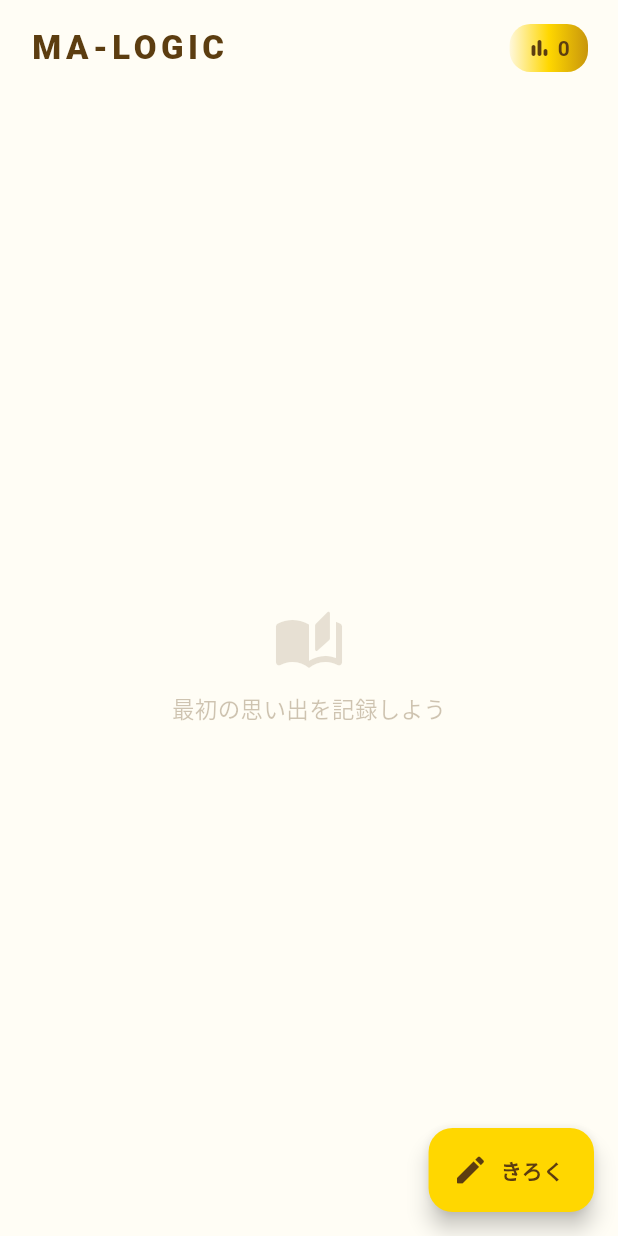
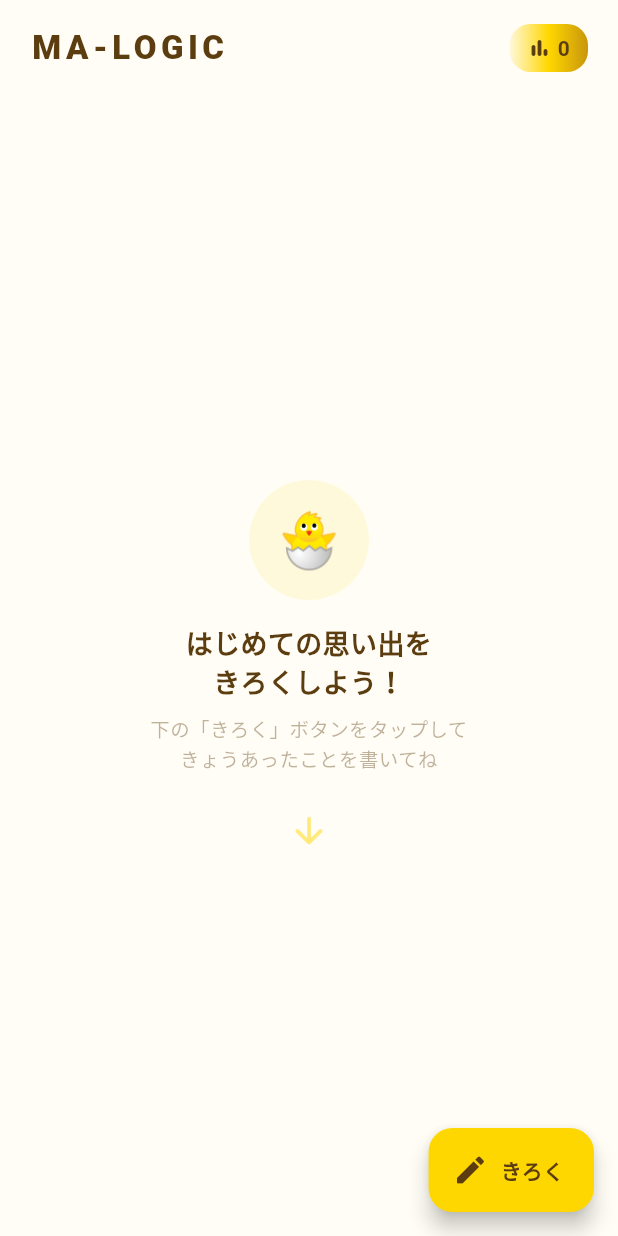
Before and after one commit to hirodue-star/ai-task-inbox, a Flutter app: the screen it shows after launch, on a phone screen of 412 x 824 dp. Run offline on Flutter 3.47's test engine with Material 3 defaults, Android fonts, the phone set to English and light mode, and no system bars; our stand-ins replace flutter_riverpod, shared_preferences, sqflite; accounts and stored records are empty; Roboto replaces fonts that are missing (Hiragino Sans).

Commit message:
Improve empty state — guide user to first recording
- 🐣 emoji + welcoming message on empty timeline
- Arrow pointing to FAB "きろく" button
- Clear instruction: "下のきろくボタンをタップして"

Co-Authored-By: Claude Opus 4.6 (1M context) <noreply@anthropic.com>

```diff
--- a/lib/screens/home_screen.dart
+++ b/lib/screens/home_screen.dart
@@ -76,14 +76,32 @@ class _HomeScreenState extends ConsumerState<HomeScreen> {
             Expanded(
               child: _memories.isEmpty
                   ? Center(
-                      child: Column(
-                        mainAxisSize: MainAxisSize.min,
-                        children: [
-                          Icon(Icons.auto_stories_rounded, size: 48, color: const Color(0xFF5C3D10).withOpacity(0.15)),
-                          const SizedBox(height: 8),
-                          Text('最初の思い出を記録しよう',
-                            style: TextStyle(fontSize: 15, color: const Color(0xFF5C3D10).withOpacity(0.3))),
-                        ],
+                      child: Padding(
+                        padding: const EdgeInsets.symmetric(horizontal: 40),
+                        child: Column(
+                          mainAxisSize: MainAxisSize.min,
+                          children: [
+                            Container(
+                              width: 80, height: 80,
+                              decoration: BoxDecoration(
+                                shape: BoxShape.circle,
+                                color: MaColors.gold.withOpacity(0.1),
+                              ),
+                              child: const Center(child: Text('🐣', style: TextStyle(fontSize: 36))),
+                            ),
+                            const SizedBox(height: 16),
+                            const Text('はじめての思い出を\nきろくしよう！',
+                              textAlign: TextAlign.center,
+                              style: TextStyle(fontSize: 18, fontWeight: FontWeight.w700, color: Color(0xFF5C3D10))),
+                            const SizedBox(height: 8),
+                            Text('下の「きろく」ボタンをタップして\nきょうあったことを書いてね',
+                              textAlign: TextAlign.center,
+                              style: TextStyle(fontSize: 13, color: const Color(0xFF5C3D10).withOpacity(0.4), height: 1.5)),
+                            const SizedBox(height: 24),
+                            // 矢印で誘導
+                            Icon(Icons.arrow_downward_rounded, size: 28, color: MaColors.gold.withOpacity(0.5)),
+                          ],
+                        ),
                       ),
                     )
                   : RefreshIndicator(
```
